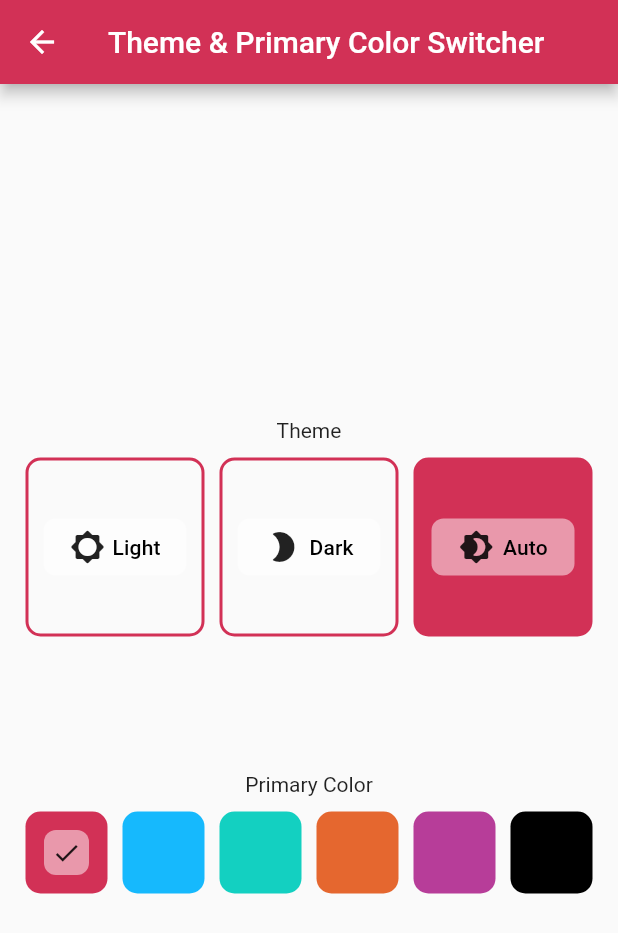
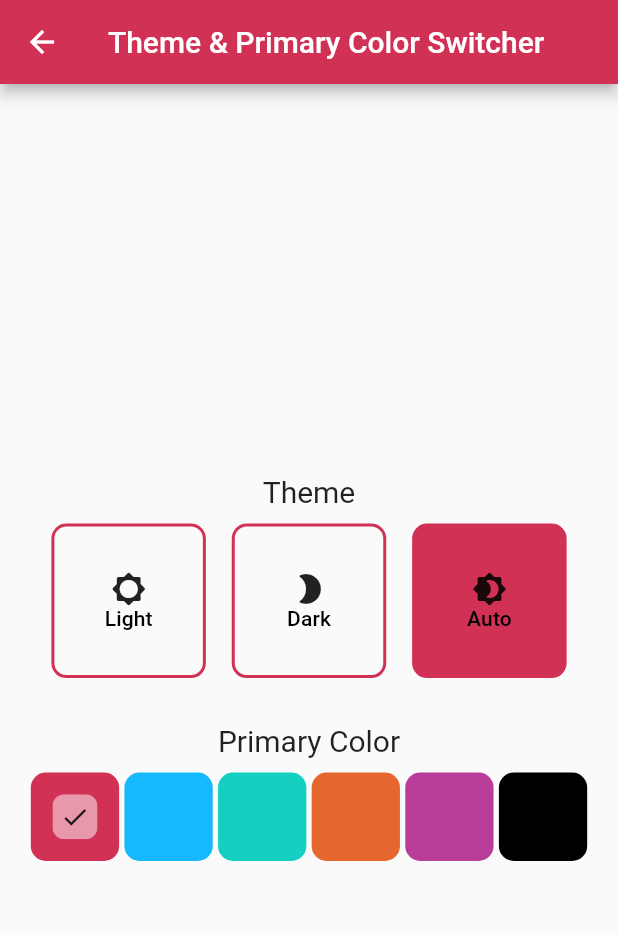
Before and after one commit to Eemayas/Radiology, a Flutter app: the ThemeOptionsPage screen opened directly, on a phone screen of 412 x 824 dp. Shown: the top 933 px of the screen. Run offline on Flutter 3.47's test engine with Material 2 defaults, Android fonts, the phone set to English and light mode, and no system bars; our stand-ins replace flutter_hooks, flutter_markdown, go_router, material_segmented_control, permission_handler, shared_preferences and 1 more; accounts and stored records are empty.

Commit message:
theme completed

```diff
--- a/lib/Pages/Case/models/plane.dart
+++ b/lib/Pages/Case/models/plane.dart
@@ -1,8 +1,4 @@
 // ignore_for_file: non_constant_identifier_names, constant_identifier_names
-import 'dart:io';
-import 'dart:async';
-import '../../../utils.dart';
-import 'package:flutter/material.dart';
 
 /// Size of Buffer to store images
 int IMG_BUF_SIZE = 30; // Must be even size
--- a/lib/Pages/Drawer/drawer.dart
+++ b/lib/Pages/Drawer/drawer.dart
@@ -1,3 +1,5 @@
+// ignore_for_file: prefer_const_constructors
+
 import 'package:flutter/material.dart';
 import 'package:radiology/Pages/Drawer/switchOff_On.dart';
 import 'package:radiology/Pages/Settings/settings.dart';
--- a/lib/Pages/Drawer/switchOff_On.dart
+++ b/lib/Pages/Drawer/switchOff_On.dart
@@ -1,6 +1,8 @@
 import 'package:flutter/material.dart';
 
 class SwitchScreen extends StatefulWidget {
+  const SwitchScreen({super.key});
+
   @override
   SwitchClass createState() => new SwitchClass();
 }
--- a/lib/Pages/Theme/components/theme_switcher.dart
+++ b/lib/Pages/Theme/components/theme_switcher.dart
@@ -5,39 +5,31 @@ import '../../Settings/Componet/Provider/theme_provider.dart';
 import 'app_colors_themes.dart';
 
 class ThemeSwitcher extends StatelessWidget {
+  const ThemeSwitcher({super.key, required this.side});
+  final double side;
+
   @override
   Widget build(BuildContext context) {
     return Consumer<ThemeProvider>(
-      builder: (c, themeProvider, _) => SizedBox(
-        height: 200,
-        child: GridView.count(
-          physics: const NeverScrollableScrollPhysics(),
-          crossAxisSpacing: 10,
-          crossAxisCount: appThemes.length,
-          children: List.generate(
-            appThemes.length,
-            (i) {
-              bool _isSelectedTheme = appThemes[i].mode == themeProvider.selectedThemeMode;
-              return GestureDetector(
-                onTap: _isSelectedTheme ? null : () => themeProvider.setSelectedThemeMode(appThemes[i].mode),
+        builder: (c, themeProvider, _) => Row(
+              mainAxisAlignment: MainAxisAlignment.spaceEvenly,
+              children: [
+                for (int i = 0; i < appThemes.length; i++)
+                  GestureDetector(
+                    onTap: appThemes[i].mode == themeProvider.selectedThemeMode ? null : () => themeProvider.setSelectedThemeMode(appThemes[i].mode),
                     child: AnimatedContainer(
-                  height: 100,
+                      width: side,
+                      height: side,
                       duration: const Duration(milliseconds: 200),
                       decoration: BoxDecoration(
-                    color: _isSelectedTheme ? Theme.of(context).primaryColor : Colors.transparent,
+                        color: appThemes[i].mode == themeProvider.selectedThemeMode ? Theme.of(context).primaryColor : Colors.transparent,
                         borderRadius: BorderRadius.circular(10),
                         border: Border.all(width: 2, color: Theme.of(context).primaryColor),
                       ),
                       child: Center(
-                    child: Container(
-                      padding: const EdgeInsets.symmetric(horizontal: 15, vertical: 7),
-                      margin: const EdgeInsets.symmetric(horizontal: 10),
-                      decoration: BoxDecoration(
-                        borderRadius: BorderRadius.circular(8),
-                        color: Theme.of(context).cardColor.withOpacity(0.5),
-                      ),
-                      child: Row(
-                        mainAxisAlignment: MainAxisAlignment.spaceAround,
+                        child: Column(
+                          mainAxisAlignment: MainAxisAlignment.center,
+                          crossAxisAlignment: CrossAxisAlignment.center,
                           children: [
                             Icon(appThemes[i].icon),
                             Text(
@@ -49,40 +41,37 @@ class ThemeSwitcher extends StatelessWidget {
                       ),
                     ),
                   ),
-              );
-            },
-          ),
-        ),
-      ),
-    );
+              ],
+            ));
   }
 }
 
 class PrimaryColorSwitcher extends StatelessWidget {
+  final double side;
+
+  const PrimaryColorSwitcher({super.key, required this.side});
+
   @override
   Widget build(BuildContext context) {
-    return Consumer<ThemeProvider>(
-      builder: (c, themeProvider, _) => SizedBox(
-        height: 70,
-        child: GridView.count(
-          crossAxisCount: AppColors.primaryColors.length,
-          physics: const NeverScrollableScrollPhysics(),
-          crossAxisSpacing: 10,
-          children: List.generate(
-            AppColors.primaryColors.length,
-            (i) {
-              bool _isSelectedColor = AppColors.primaryColors[i] == themeProvider.selectedPrimaryColor;
-              return GestureDetector(
-                onTap: _isSelectedColor ? null : () => themeProvider.setSelectedPrimaryColor(AppColors.primaryColors[i]),
+    return Consumer<ThemeProvider>(builder: (c, themeProvider, _) {
+      return Row(
+        mainAxisAlignment: MainAxisAlignment.spaceEvenly,
+        children: [
+          for (int i = 0; i < AppColors.primaryColors.length; i++)
+            GestureDetector(
+              onTap: AppColors.primaryColors[i] == themeProvider.selectedPrimaryColor
+                  ? null
+                  : () => themeProvider.setSelectedPrimaryColor(AppColors.primaryColors[i]),
               child: Container(
-                  height: 50,
+                height: side,
+                width: side,
                 decoration: BoxDecoration(
                   color: AppColors.primaryColors[i],
                   borderRadius: BorderRadius.circular(10),
                 ),
                 child: AnimatedOpacity(
                   duration: const Duration(milliseconds: 200),
-                    opacity: _isSelectedColor ? 1 : 0,
+                  opacity: AppColors.primaryColors[i] == themeProvider.selectedPrimaryColor ? 1 : 0,
                   child: Center(
                     child: ClipRRect(
                       borderRadius: BorderRadius.circular(8),
@@ -101,11 +90,9 @@ class PrimaryColorSwitcher extends StatelessWidget {
                   ),
                 ),
               ),
+            ),
+        ],
       );
-            },
-          ),
-        ),
-      ),
-    );
+    });
   }
 }
--- a/lib/Pages/Theme/theme_options.dart
+++ /dev/null
@@ -1,41 +0,0 @@
-import 'dart:ffi';
-
-import 'package:flutter/material.dart';
-
-import 'components/theme_switcher.dart';
-
-class ThemeOptionsPage extends StatelessWidget {
-  @override
-  Widget build(BuildContext context) {
-    double? _containerWidth = 500;
-    return Scaffold(
-      appBar: AppBar(
-        title: const Text('Theme & Primary Color Switcher'),
-      ),
-      body: Center(
-        child: Container(
-          padding: const EdgeInsets.symmetric(vertical: 20, horizontal: 17),
-          // width: _containerWidth,
-          child: Column(
-            crossAxisAlignment: CrossAxisAlignment.center,
-            mainAxisAlignment: MainAxisAlignment.center,
-            children: [
-              const Padding(
-                padding: EdgeInsets.symmetric(vertical: 10),
-                child: Text('Theme'),
-              ),
-              ThemeSwitcher(),
-              const Padding(
-                padding: EdgeInsets.symmetric(vertical: 10),
-                child: Text('Primary Color'),
-              ),
-              PrimaryColorSwitcher(),
-            ],
-          ),
-        ),
-      ),
-    );
-  }
-}
-
-class S {}
--- /dev/null
+++ b/lib/Pages/Theme/theme_options_page.dart
@@ -0,0 +1,88 @@
+// ignore_for_file: prefer_const_constructors
+import 'package:flutter/material.dart';
+import 'components/app_colors_themes.dart';
+import 'components/theme_switcher.dart';
+
+class ThemeOptionsPage extends StatelessWidget {
+  const ThemeOptionsPage({super.key});
+
+  @override
+  Widget build(BuildContext context) {
+    return Scaffold(
+        appBar: AppBar(
+          title: const Text('Theme & Primary Color Switcher'),
+        ),
+        body: OrientationBuilder(
+          builder: (context, orientation) {
+            if (orientation == Orientation.portrait) {
+              // Handle portrait orientation
+              return Center(
+                child: Container(
+                  padding: const EdgeInsets.symmetric(vertical: 20, horizontal: 17),
+                  // width: _containerWidth,
+                  child: Column(
+                    crossAxisAlignment: CrossAxisAlignment.center,
+                    mainAxisAlignment: MainAxisAlignment.center,
+                    children: [
+                      const Padding(
+                        padding: EdgeInsets.symmetric(vertical: 10),
+                        child: Text(
+                          'Theme',
+                          style: TextStyle(fontSize: 20),
+                        ),
+                      ),
+                      ThemeSwitcher(
+                        side: MediaQuery.of(context).size.width / (appThemes.length + 1),
+                      ),
+                      SizedBox(
+                        height: 20,
+                      ),
+                      const Padding(
+                        padding: EdgeInsets.symmetric(vertical: 10),
+                        child: Text(
+                          'Primary Color',
+                          style: TextStyle(fontSize: 20),
+                        ),
+                      ),
+                      PrimaryColorSwitcher(
+                        side: MediaQuery.of(context).size.width / (AppColors.primaryColors.length + 1),
+                      ),
+                    ],
+                  ),
+                ),
+              );
+            } else {
+              // Handle landscape orientation
+              return SingleChildScrollView(
+                child: Center(
+                  child: Container(
+                    padding: const EdgeInsets.symmetric(vertical: 20, horizontal: 17),
+                    // width: _containerWidth,
+                    child: Column(
+                      crossAxisAlignment: CrossAxisAlignment.center,
+                      mainAxisAlignment: MainAxisAlignment.center,
+                      children: [
+                        const Padding(
+                          padding: EdgeInsets.symmetric(vertical: 10),
+                          child: Text('Theme'),
+                        ),
+                        ThemeSwitcher(
+                          side: MediaQuery.of(context).size.height / (appThemes.length + 1),
+                        ),
+                        const Padding(
+                          padding: EdgeInsets.symmetric(vertical: 10),
+                          child: Text('Primary Color'),
+                        ),
+                        PrimaryColorSwitcher(
+                          side: MediaQuery.of(context).size.height / (AppColors.primaryColors.length + 1),
+                        ),
+                      ],
+                    ),
+                  ),
+                ),
+              );
+            }
+          },
+        ));
+  }
+}
--- a/lib/main.dart
+++ b/lib/main.dart
@@ -7,12 +7,11 @@ import 'package:permission_handler/permission_handler.dart';
 import 'package:go_router/go_router.dart';
 import 'package:provider/provider.dart';
 import 'package:radiology/Pages/Case/case.dart';
-import 'package:radiology/Pages/Theme/theme_options.dart';
+import 'package:radiology/Pages/Theme/theme_options_page.dart';
 import './Pages/Settings/settings.dart';
 import 'Pages/Home/home.dart';
 import 'Pages/Settings/Componet/Provider/theme_provider.dart';
 import 'Pages/Settings/Componet/Provider/value.dart';
-import 'package:shared_preferences/shared_preferences.dart';
 
 import 'Pages/Theme/components/app_colors_themes.dart';
 
```
Also changed, not shown: lib/Pages/Settings/settings.dart (+1 -20 lines). Lines whose indentation alone changed are shown as unchanged.
